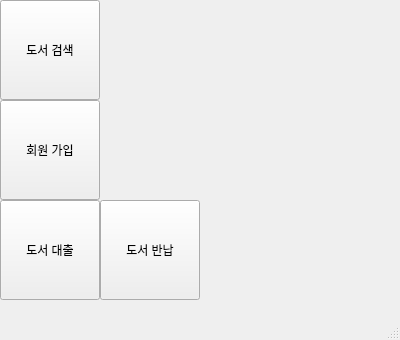
First picture: the form in ui_set/lobby.ui, repository Han961004/Personal_BookStore, before the edit.
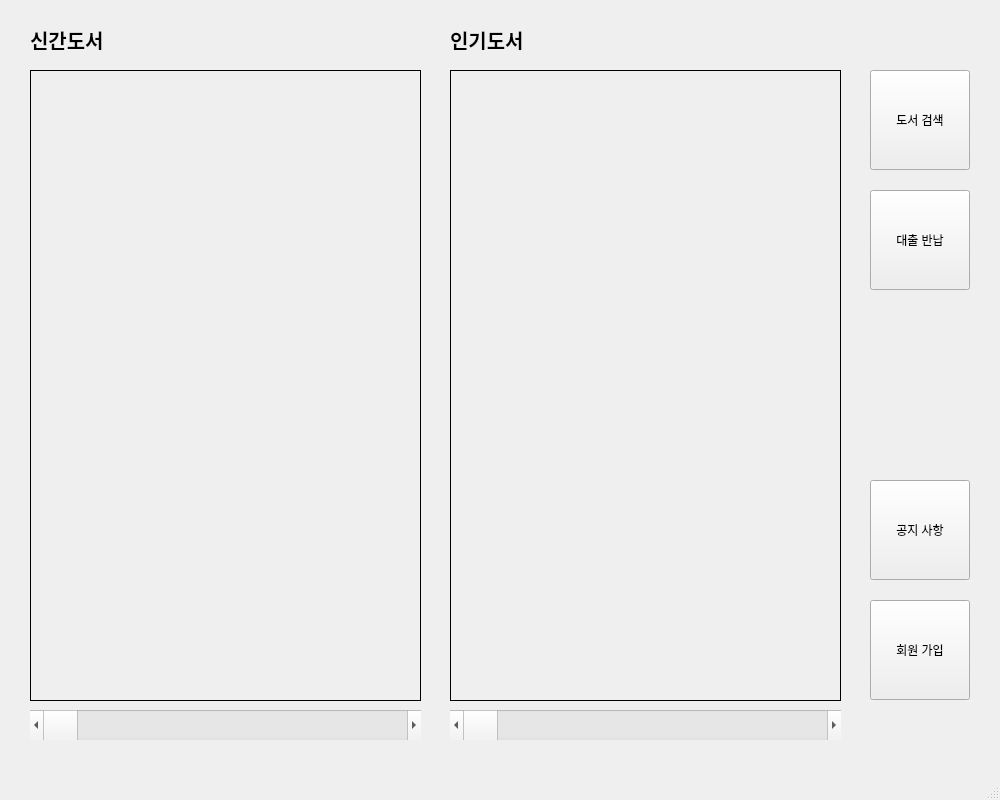
Second picture: the form after the edit.

Diff of the .ui file:
```diff
--- a/ui_set/lobby.ui
+++ b/ui_set/lobby.ui
@@ -6,8 +6,8 @@
    <rect>
     <x>0</x>
     <y>0</y>
-    <width>400</width>
-    <height>340</height>
+    <width>1000</width>
+    <height>800</height>
    </rect>
   </property>
   <property name="windowTitle">
@@ -20,8 +20,8 @@
     </property>
     <property name="geometry">
      <rect>
-      <x>0</x>
-      <y>0</y>
+      <x>870</x>
+      <y>70</y>
       <width>100</width>
       <height>100</height>
      </rect>
@@ -42,8 +42,8 @@
     </property>
     <property name="geometry">
      <rect>
-      <x>0</x>
-      <y>100</y>
+      <x>870</x>
+      <y>600</y>
       <width>100</width>
       <height>100</height>
      </rect>
@@ -64,14 +64,14 @@
     </property>
     <property name="geometry">
      <rect>
-      <x>0</x>
-      <y>200</y>
+      <x>870</x>
+      <y>190</y>
       <width>100</width>
       <height>100</height>
      </rect>
     </property>
     <property name="text">
-     <string>도서 대출</string>
+     <string>대출 반납</string>
     </property>
     <property name="iconSize">
      <size>
@@ -80,26 +80,143 @@
      </size>
     </property>
    </widget>
-   <widget class="QPushButton" name="book_return_btn">
-    <property name="enabled">
-     <bool>true</bool>
+   <widget class="QScrollBar" name="new_sb">
+    <property name="geometry">
+     <rect>
+      <x>30</x>
+      <y>710</y>
+      <width>391</width>
+      <height>30</height>
+     </rect>
     </property>
+    <property name="font">
+     <font>
+      <pointsize>1</pointsize>
+     </font>
+    </property>
+    <property name="maximum">
+     <number>10</number>
+    </property>
+    <property name="singleStep">
+     <number>1</number>
+    </property>
+    <property name="pageStep">
+     <number>1</number>
+    </property>
+    <property name="orientation">
+     <enum>Qt::Horizontal</enum>
+    </property>
+   </widget>
+   <widget class="QScrollBar" name="best_sb">
     <property name="geometry">
      <rect>
-      <x>100</x>
-      <y>200</y>
+      <x>450</x>
+      <y>710</y>
+      <width>391</width>
+      <height>30</height>
+     </rect>
+    </property>
+    <property name="font">
+     <font>
+      <pointsize>1</pointsize>
+     </font>
+    </property>
+    <property name="maximum">
+     <number>10</number>
+    </property>
+    <property name="singleStep">
+     <number>1</number>
+    </property>
+    <property name="pageStep">
+     <number>1</number>
+    </property>
+    <property name="orientation">
+     <enum>Qt::Horizontal</enum>
+    </property>
+   </widget>
+   <widget class="QFrame" name="frame">
+    <property name="geometry">
+     <rect>
+      <x>30</x>
+      <y>70</y>
+      <width>391</width>
+      <height>631</height>
+     </rect>
+    </property>
+    <property name="frameShape">
+     <enum>QFrame::Panel</enum>
+    </property>
+    <property name="frameShadow">
+     <enum>QFrame::Plain</enum>
+    </property>
+   </widget>
+   <widget class="QFrame" name="frame_2">
+    <property name="geometry">
+     <rect>
+      <x>450</x>
+      <y>70</y>
+      <width>391</width>
+      <height>631</height>
+     </rect>
+    </property>
+    <property name="frameShape">
+     <enum>QFrame::Panel</enum>
+    </property>
+    <property name="frameShadow">
+     <enum>QFrame::Plain</enum>
+    </property>
+   </widget>
+   <widget class="QLabel" name="label">
+    <property name="geometry">
+     <rect>
+      <x>30</x>
+      <y>30</y>
       <width>100</width>
-      <height>100</height>
+      <height>20</height>
      </rect>
     </property>
+    <property name="font">
+     <font>
+      <pointsize>15</pointsize>
+      <weight>75</weight>
+      <bold>true</bold>
+     </font>
+    </property>
     <property name="text">
-     <string>도서 반납</string>
+     <string>신간도서</string>
     </property>
-    <property name="iconSize">
-     <size>
-      <width>16</width>
-      <height>16</height>
-     </size>
+   </widget>
+   <widget class="QLabel" name="label_2">
+    <property name="geometry">
+     <rect>
+      <x>450</x>
+      <y>30</y>
+      <width>100</width>
+      <height>20</height>
+     </rect>
+    </property>
+    <property name="font">
+     <font>
+      <pointsize>15</pointsize>
+      <weight>75</weight>
+      <bold>true</bold>
+     </font>
+    </property>
+    <property name="text">
+     <string>인기도서</string>
+    </property>
+   </widget>
+   <widget class="QPushButton" name="notice_btn">
+    <property name="geometry">
+     <rect>
+      <x>870</x>
+      <y>480</y>
+      <width>100</width>
+      <height>100</height>
+     </rect>
+    </property>
+    <property name="text">
+     <string>공지 사항</string>
     </property>
    </widget>
   </widget>
```
Left out of the diff: 18 changed lines with no effect on the pictures.
